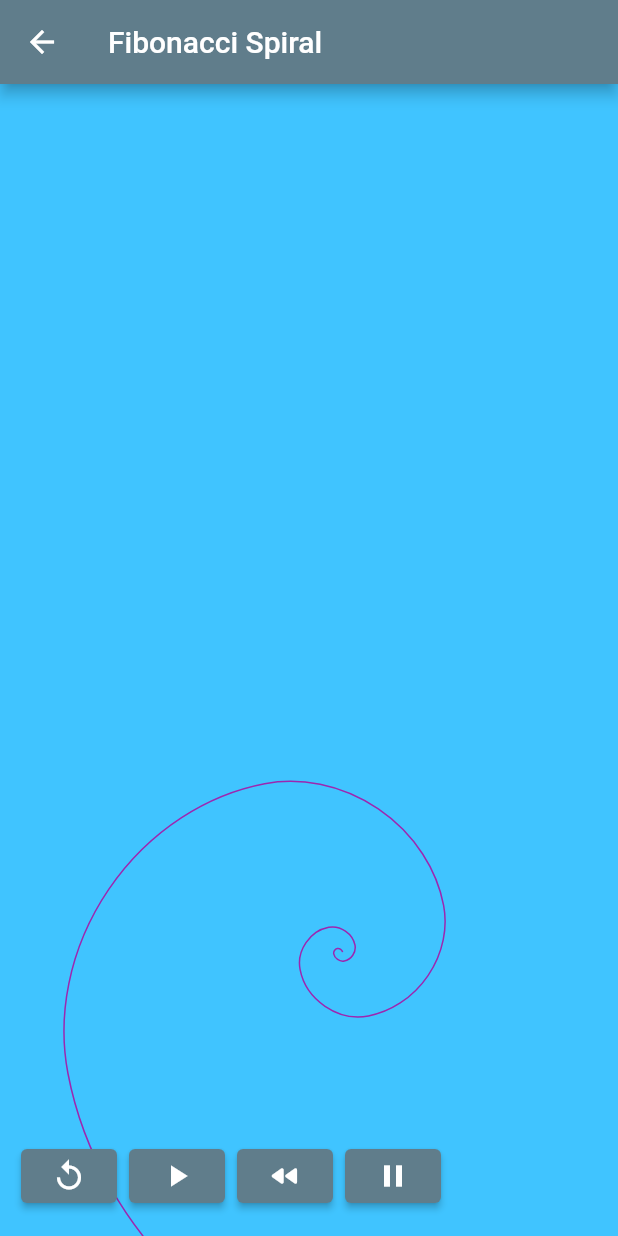
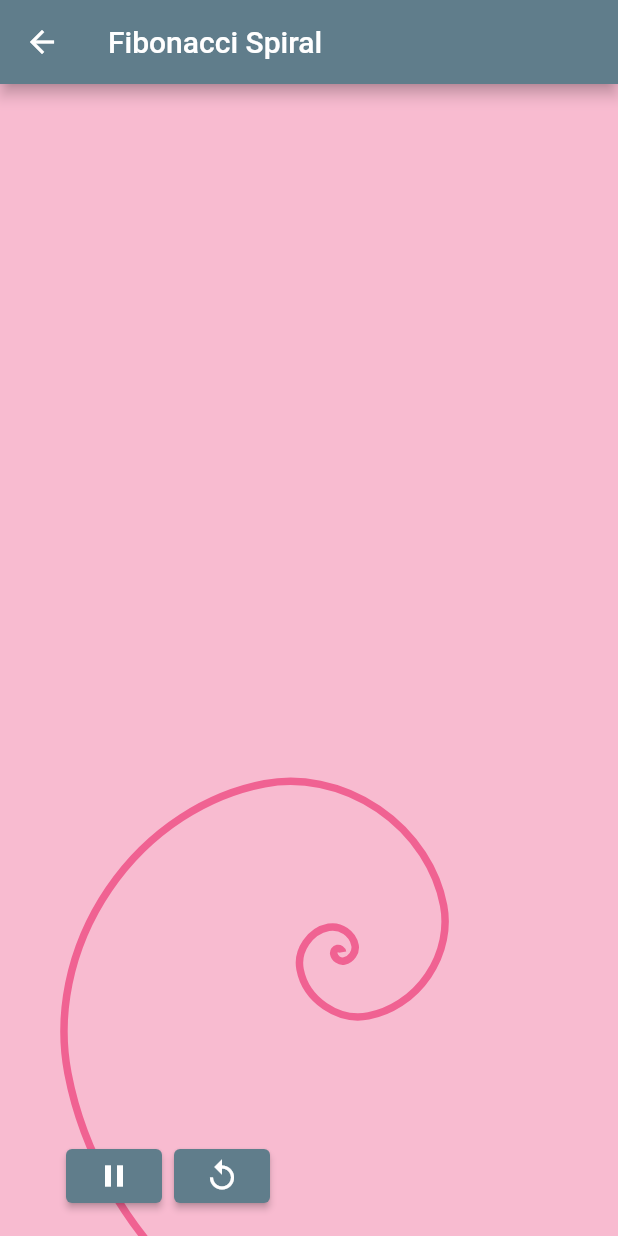
Before and after one commit to fullmers/flutter_animation_play, a Flutter app: the FibonacciSpiral screen opened directly, after a tap on the "play arrow" icon, on a phone screen of 412 x 824 dp. Run offline on Flutter 3.47's test engine with Material 2 defaults, Android fonts, the phone set to English and light mode, and no system bars.

Commit message:
factor out animation control buttons, tweak colors

```diff
--- /dev/null
+++ b/lib/animation_controller_buttons.dart
@@ -0,0 +1,38 @@
+import 'package:flutter/material.dart';
+
+class AnimationControllerButtons extends StatelessWidget {
+  AnimationControllerButtons({
+    required this.isPlaying,
+    required this.onPressPlayPause,
+    required this.onPressReset,
+  });
+  final bool isPlaying;
+  final Function() onPressPlayPause;
+  final Function() onPressReset;
+
+  @override
+  Widget build(BuildContext context) {
+    return Padding(
+      padding: const EdgeInsets.only(left: 30.0),
+      child: Row(
+        children: [
+          Semantics(
+            label: 'Play',
+            child: ElevatedButton(
+              onPressed: onPressPlayPause,
+              child: isPlaying ? Icon(Icons.pause) : Icon(Icons.play_arrow),
+            ),
+          ),
+          const SizedBox(width: 8),
+          Semantics(
+            label: 'Reset',
+            child: ElevatedButton(
+              onPressed: onPressReset,
+              child: Icon(Icons.replay),
+            ),
+          ),
+        ],
+      ),
+    );
+  }
+}
--- a/lib/fibonacci/fibonacci_painter.dart
+++ b/lib/fibonacci/fibonacci_painter.dart
@@ -20,9 +20,9 @@ class FibonacciPainter extends CustomPainter {
   @override
   void paint(Canvas canvas, Size size) {
     var paint = Paint();
-    paint.strokeWidth = 1;
+    paint.strokeWidth = 5;
     paint.style = PaintingStyle.stroke;
-    paint.color = Colors.purple;
+    paint.color = Colors.pink[300]!;
 
     if (showRects) {
       for (FibonacciSquare fibRect in squares) {
--- a/lib/fibonacci/fibonacci_spiral.dart
+++ b/lib/fibonacci/fibonacci_spiral.dart
@@ -1,6 +1,7 @@
 import 'package:animaplay/fibonacci/fibonacci_calcs.dart';
 import 'package:flutter/material.dart';
 
+import '../animation_controller_buttons.dart';
 import 'fibonacci_painter.dart';
 import 'fibonacci_square.dart';
 
@@ -21,6 +22,7 @@ class _FibonacciSpiralState extends State<FibonacciSpiral> with SingleTickerProv
   final List<FibonacciSquare> _fibSquares = [];
   late Path _spiralPath;
   late AnimationController _controller;
+  bool _isPlaying = false;
 
   static final spiralPathAnim = Tween<double>(
     begin: 0,
@@ -63,9 +65,9 @@ class _FibonacciSpiralState extends State<FibonacciSpiral> with SingleTickerProv
         title: Text(widget.title),
       ),
       body: Container(
-        color: Colors.lightBlueAccent,
+        color: Colors.pink[100],
         child: RotationTransition(
-          turns: Tween(begin: 0.0, end: 1.0).animate(_controller),
+          turns: _controller,
           child: CustomPaint(
             foregroundPainter: FibonacciPainter(
               squares: _fibSquares,
@@ -73,79 +75,38 @@ class _FibonacciSpiralState extends State<FibonacciSpiral> with SingleTickerProv
               progress: _controller.value,
             ),
             child: Container(
-              color: Colors.lightBlueAccent,
+              color: Colors.pink[100],
             ),
           ),
         ),
       ),
       floatingActionButton: Padding(
         padding: const EdgeInsets.only(left: 30.0),
-        child: Row(
-          children: [
-            Semantics(
-              label: 'reset',
-              child: ElevatedButton(
-                onPressed: _reset,
-                child: Icon(Icons.replay),
-              ),
-            ),
-            const SizedBox(
-              width: 8,
-            ),
-            Semantics(
-              label: 'Play',
-              child: ElevatedButton(
-                onPressed: _animateSpiral,
-                child: Icon(Icons.play_arrow),
-              ),
-            ),
-            const SizedBox(
-              width: 8,
-            ),
-            Semantics(
-              label: 'reverse',
-              child: ElevatedButton(
-                onPressed: _reverse,
-                child: Icon(Icons.fast_rewind_rounded),
-              ),
-            ),
-            const SizedBox(
-              width: 8,
-            ),
-            Semantics(
-              label: 'pause',
-              child: ElevatedButton(
-                onPressed: _pause,
-                child: Icon(Icons.pause),
-              ),
-            ),
-          ],
+        child: AnimationControllerButtons(
+          isPlaying: _isPlaying,
+          onPressPlayPause: _playOrPause,
+          onPressReset: _reset,
         ),
       ),
     );
   }
 
-  void _animateSpiral() {
+  void _playOrPause() {
     setState(() {
-      _controller.repeat();
+      if (_isPlaying == false) {
+        _controller.repeat();
+        _isPlaying = true;
+      } else {
+        _controller.stop();
+        _isPlaying = false;
+      }
     });
   }
 
   void _reset() {
     setState(() {
       _controller.reset();
-    });
-  }
-
-  void _reverse() {
-    setState(() {
-      _controller.reverse();
-    });
-  }
-
-  void _pause() {
-    setState(() {
-      _controller.stop();
+      _isPlaying = false;
     });
   }
 }
```
Also changed, not shown: lib/ptolemy/ptolemy.dart (+5 -23 lines).
